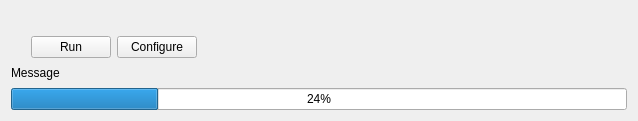
This is arches_lintels/ui/ui_active_project_widget.ui in k-int/arches-lintels as Qt 5 draws it before an edit. The edited form follows.
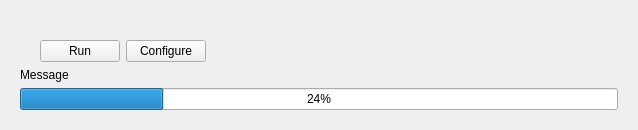
This is the edited form.

Commit message: Update UI for Arches manager page

Patch:
```diff
--- a/arches_lintels/ui/ui_active_project_widget.ui
+++ b/arches_lintels/ui/ui_active_project_widget.ui
@@ -15,6 +15,9 @@
   </property>
   <layout class="QVBoxLayout" name="verticalLayout">
    <item>
+    <widget class="QWidget" name="activeProjectWidget" native="true">
+     <layout class="QVBoxLayout" name="verticalLayout_2">
+      <item>
     <widget class="QLabel" name="projectNameLabel">
      <property name="text">
       <string>&lt;project name&gt;</string>
@@ -67,6 +70,9 @@
      <property name="value">
       <number>24</number>
      </property>
+       </widget>
+      </item>
+     </layout>
     </widget>
    </item>
   </layout>
```
Lines whose indentation alone changed are shown as unchanged. The commit also changes 2 other files.
